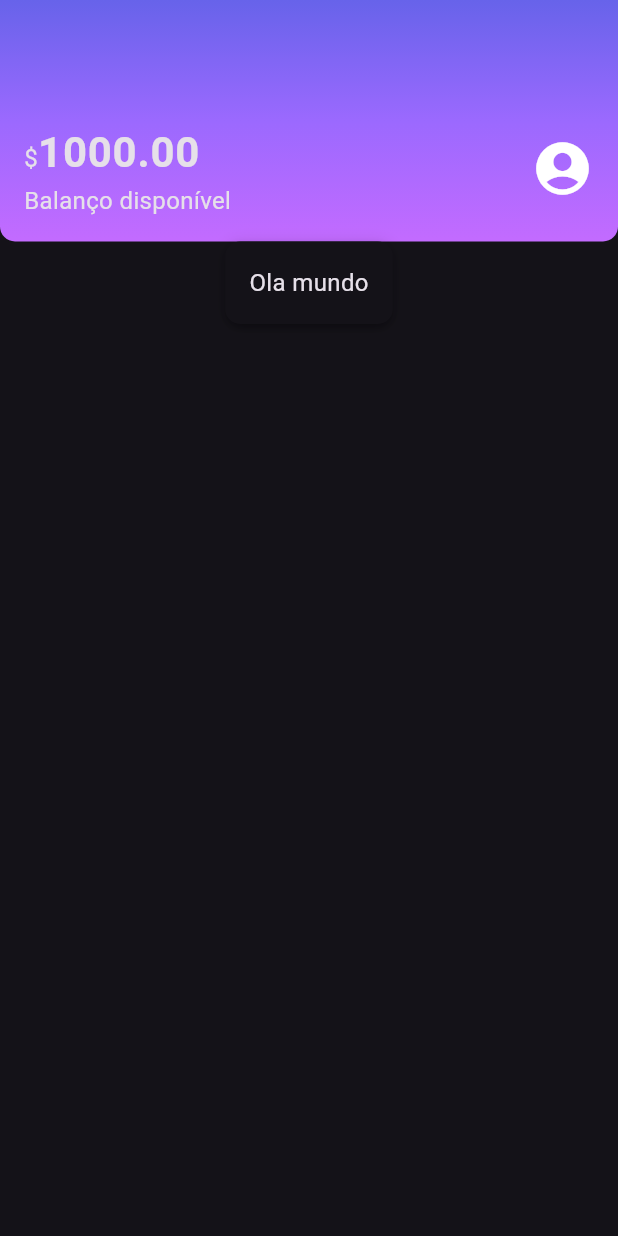
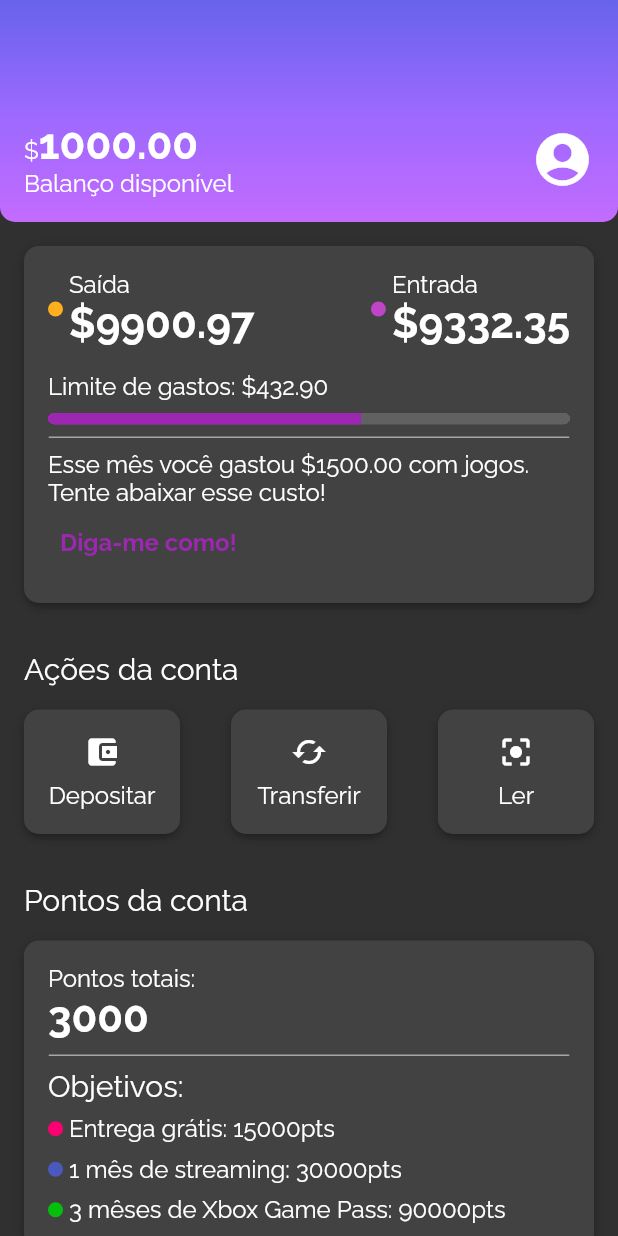
Before and after one commit to TallysWiterF/BankApp, a Flutter app: the screen it shows after launch, on a phone screen of 412 x 824 dp. Run offline on Flutter 3.47's test engine with Material 3 defaults, Android fonts, the phone set to English and light mode, and no system bars.

Commit message:
Inclusão de novas sessões
Inclusão das sessões de Ações da Conta e Pontos da Conta.

```diff
--- a/lib/components/box_card.dart
+++ b/lib/components/box_card.dart
@@ -6,7 +6,7 @@ class BoxCard extends StatelessWidget {
 
   @override
   Widget build(BuildContext context) {
-    return Container(
+    return Ink(
       padding: const EdgeInsets.all(16),
       decoration: BoxDecoration(
           boxShadow: kElevationToShadow[3],
--- /dev/null
+++ b/lib/components/color_dot.dart
@@ -0,0 +1,18 @@
+import 'package:flutter/material.dart';
+
+class ColorDot extends StatelessWidget {
+  final Color? color;
+  const ColorDot({Key? key, required this.color}) : super(key: key);
+
+  @override
+  Widget build(BuildContext context) {
+    return Container(
+      width: 10,
+      height: 10,
+      decoration: BoxDecoration(
+        color: color,
+        borderRadius: BorderRadius.circular(10),
+      ),
+    );
+  }
+}
--- /dev/null
+++ b/lib/components/content_division.dart
@@ -0,0 +1,18 @@
+import 'package:bank_app/themes/themes_colors.dart';
+import 'package:flutter/material.dart';
+
+class ContentDivision extends StatelessWidget {
+  const ContentDivision({Key? key}) : super(key: key);
+
+  @override
+  Widget build(BuildContext context) {
+    return Container(
+      height: 1,
+      decoration: BoxDecoration(
+        border: Border.all(
+          color: ThemeColors.division,
+        ),
+      ),
+    );
+  }
+}
--- /dev/null
+++ b/lib/components/sections/account_actions.dart
@@ -0,0 +1,84 @@
+import 'package:bank_app/components/box_card.dart';
+import 'package:flutter/material.dart';
+
+class AccountActions extends StatelessWidget {
+  const AccountActions({Key? key}) : super(key: key);
+
+  @override
+  Widget build(BuildContext context) {
+    return Padding(
+      padding: const EdgeInsets.all(16),
+      child: Column(
+        crossAxisAlignment: CrossAxisAlignment.start,
+        children: [
+          Padding(
+            padding: const EdgeInsets.only(bottom: 16.0),
+            child: Text(
+              "Ações da conta",
+              style: Theme.of(context).textTheme.titleMedium,
+            ),
+          ),
+          Row(
+            mainAxisAlignment: MainAxisAlignment.spaceBetween,
+            children: [
+              InkWell(
+                onTap: () {},
+                child: const BoxCard(
+                  boxContent: _AccountActionsContent(
+                    icon: Icon(Icons.account_balance_wallet),
+                    text: "Depositar",
+                  ),
+                ),
+              ),
+              InkWell(
+                onTap: () {},
+                child: const BoxCard(
+                  boxContent: _AccountActionsContent(
+                    icon: Icon(Icons.cached),
+                    text: "Transferir",
+                  ),
+                ),
+              ),
+              InkWell(
+                onTap: () {},
+                child: const BoxCard(
+                  boxContent: _AccountActionsContent(
+                    icon: Icon(Icons.center_focus_strong),
+                    text: "Ler",
+                  ),
+                ),
+              ),
+            ],
+          )
+        ],
+      ),
+    );
+  }
+}
+
+class _AccountActionsContent extends StatelessWidget {
+  final Icon icon;
+  final String text;
+
+  const _AccountActionsContent({
+    Key? key,
+    required this.icon,
+    required this.text,
+  }) : super(key: key);
+
+  @override
+  Widget build(BuildContext context) {
+    return SizedBox(
+      width: 72,
+      child: Column(
+        children: [
+          Padding(
+            padding: const EdgeInsets.only(bottom: 8.0),
+            child: icon,
+          ),
+          Text(text),
+        ],
+      ),
+    );
+  }
+}
--- /dev/null
+++ b/lib/components/sections/account_points.dart
@@ -0,0 +1,102 @@
+import 'package:bank_app/components/box_card.dart';
+import 'package:bank_app/components/color_dot.dart';
+import 'package:bank_app/components/content_division.dart';
+import 'package:bank_app/themes/themes_colors.dart';
+import 'package:flutter/material.dart';
+
+class AccountPoints extends StatelessWidget {
+  const AccountPoints({Key? key}) : super(key: key);
+
+  @override
+  Widget build(BuildContext context) {
+    return Padding(
+      padding: const EdgeInsets.all(16),
+      child: Column(
+        crossAxisAlignment: CrossAxisAlignment.start,
+        children: [
+          Padding(
+            padding: const EdgeInsets.only(bottom: 16.0),
+            child: Text(
+              "Pontos da conta",
+              style: Theme.of(context).textTheme.titleMedium,
+            ),
+          ),
+          const Column(
+            crossAxisAlignment: CrossAxisAlignment.start,
+            children: [
+              BoxCard(boxContent: _AccountPointsContent()),
+            ],
+          ),
+        ],
+      ),
+    );
+  }
+}
+
+class _AccountPointsContent extends StatelessWidget {
+  const _AccountPointsContent({Key? key}) : super(key: key);
+
+  @override
+  Widget build(BuildContext context) {
+    return Column(
+      crossAxisAlignment: CrossAxisAlignment.start,
+      children: [
+        const Text("Pontos totais:"),
+        Text(
+          "3000",
+          style: Theme.of(context).textTheme.bodyLarge,
+        ),
+        const Padding(
+          padding: EdgeInsets.only(top: 8.0, bottom: 8.0),
+          child: ContentDivision(),
+        ),
+        Text(
+          "Objetivos:",
+          style: Theme.of(context).textTheme.titleMedium,
+        ),
+        Padding(
+          padding: const EdgeInsets.only(top: 8.0),
+          child: Row(
+            children: [
+              Padding(
+                padding: const EdgeInsets.only(right: 4.0),
+                child: ColorDot(
+                  color: ThemeColors.accountPoints['freeDelivery'],
+                ),
+              ),
+              const Text("Entrega grátis: 15000pts"),
+            ],
+          ),
+        ),
+        Padding(
+          padding: const EdgeInsets.only(top: 8.0),
+          child: Row(
+            children: [
+              Padding(
+                padding: const EdgeInsets.only(right: 4.0),
+                child: ColorDot(
+                  color: ThemeColors.accountPoints['streaming'],
+                ),
+              ),
+              const Text("1 mês de streaming: 30000pts"),
+            ],
+          ),
+        ),
+        Padding(
+          padding: const EdgeInsets.only(top: 8.0),
+          child: Row(
+            children: [
+              Padding(
+                padding: const EdgeInsets.only(right: 4.0),
+                child: ColorDot(
+                  color: ThemeColors.accountPoints['xbox'],
+                ),
+              ),
+              const Text("3 mêses de Xbox Game Pass: 90000pts"),
+            ],
+          ),
+        ),
+      ],
+    );
+  }
+}
--- /dev/null
+++ b/lib/components/sections/recent_activity.dart
@@ -0,0 +1,108 @@
+import 'package:bank_app/components/box_card.dart';
+import 'package:bank_app/components/color_dot.dart';
+import 'package:bank_app/components/content_division.dart';
+import 'package:bank_app/themes/themes_colors.dart';
+import 'package:flutter/material.dart';
+
+class RecentActivity extends StatelessWidget {
+  const RecentActivity({Key? key}) : super(key: key);
+
+  @override
+  Widget build(BuildContext context) {
+    return const Padding(
+      padding: EdgeInsets.all(16),
+      child: BoxCard(boxContent: _RecentActivityContent()),
+    );
+  }
+}
+
+class _RecentActivityContent extends StatelessWidget {
+  const _RecentActivityContent({Key? key}) : super(key: key);
+
+  @override
+  Widget build(BuildContext context) {
+    return Column(
+      crossAxisAlignment: CrossAxisAlignment.start,
+      children: [
+        Row(
+          mainAxisAlignment: MainAxisAlignment.spaceBetween,
+          children: [
+            Row(
+              children: [
+                Padding(
+                  padding: const EdgeInsets.only(right: 4.0),
+                  child: ColorDot(
+                    color: ThemeColors.recentActivity['spent'],
+                  ),
+                ),
+                Column(
+                  crossAxisAlignment: CrossAxisAlignment.start,
+                  children: [
+                    const Text('Saída'),
+                    Text(
+                      '\$9900.97',
+                      style: Theme.of(context).textTheme.bodyLarge,
+                    ),
+                  ],
+                )
+              ],
+            ),
+            Row(
+              children: [
+                Padding(
+                  padding: const EdgeInsets.only(right: 4.0),
+                  child: ColorDot(
+                    color: ThemeColors.recentActivity['income'],
+                  ),
+                ),
+                Column(
+                  crossAxisAlignment: CrossAxisAlignment.start,
+                  children: [
+                    const Text('Entrada'),
+                    Text(
+                      '\$9332.35',
+                      style: Theme.of(context).textTheme.bodyLarge,
+                    ),
+                  ],
+                )
+              ],
+            ),
+          ],
+        ),
+        const Padding(
+          padding: EdgeInsets.only(
+            top: 16,
+            bottom: 8,
+          ),
+          child: Text("Limite de gastos: \$432.90"),
+        ),
+        Container(
+          clipBehavior: Clip.hardEdge,
+          decoration: BoxDecoration(
+            borderRadius: BorderRadius.circular(5),
+          ),
+          child: const LinearProgressIndicator(
+            value: 0.6,
+            minHeight: 8,
+          ),
+        ),
+        const Padding(
+          padding: EdgeInsets.only(top: 8.0, bottom: 8.0),
+          child: ContentDivision(),
+        ),
+        const Text(
+            'Esse mês você gastou \$1500.00 com jogos. Tente abaixar esse custo!'),
+        TextButton(
+          onPressed: () {},
+          child: const Text(
+            'Diga-me como!',
+            style: TextStyle(
+              fontSize: 16,
+              fontWeight: FontWeight.bold,
+            ),
+          ),
+        ),
+      ],
+    );
+  }
+}
--- a/lib/screens/home.dart
+++ b/lib/screens/home.dart
@@ -1,5 +1,7 @@
-import 'package:bank_app/components/box_card.dart';
+import 'package:bank_app/components/sections/account_actions.dart';
+import 'package:bank_app/components/sections/account_points.dart';
 import 'package:bank_app/components/sections/header.dart';
+import 'package:bank_app/components/sections/recent_activity.dart';
 import 'package:flutter/material.dart';
 
 class Home extends StatelessWidget {
@@ -9,7 +11,20 @@ class Home extends StatelessWidget {
   Widget build(BuildContext context) {
     return const Scaffold(
       body: Column(
-        children: <Widget>[Header(), BoxCard(boxContent: Text("Ola mundo"))],
+        children: [
+          Header(),
+          Expanded(
+            child: SingleChildScrollView(
+              child: Column(
+                children: <Widget>[
+                  RecentActivity(),
+                  AccountActions(),
+                  AccountPoints(),
+                ],
+              ),
+            ),
+          )
+        ],
       ),
     );
   }
--- a/lib/themes/primary_theme.dart
+++ b/lib/themes/primary_theme.dart
@@ -3,10 +3,11 @@ import 'package:flutter/material.dart';
 
 // ignore: non_constant_identifier_names
 ThemeData PrimaryTheme = ThemeData(
-  useMaterial3: true,
+  useMaterial3: false,
   primarySwatch: ThemeColors.primaryColor,
   primaryColor: ThemeColors.primaryColor,
   brightness: Brightness.dark,
+  fontFamily: 'Raleway',
   textTheme: const TextTheme(
     bodyMedium: TextStyle(
       fontSize: 16,
@@ -15,5 +16,9 @@ ThemeData PrimaryTheme = ThemeData(
       fontSize: 28,
       fontWeight: FontWeight.bold,
     ),
+    titleMedium: TextStyle(
+      fontSize: 20,
+      fontWeight: FontWeight.normal,
+    ),
   ),
 );
--- a/lib/themes/themes_colors.dart
+++ b/lib/themes/themes_colors.dart
@@ -7,4 +7,16 @@ class ThemeColors {
     Color.fromRGBO(155, 105, 254, 1),
     Color.fromRGBO(195, 107, 255, 1),
   ];
+  static const recentActivity = {
+    'spent': Color.fromRGBO(255, 175, 29, 1.0),
+    'income': Color.fromRGBO(191, 69, 198, 1.0),
+  };
+
+  static const accountPoints = {
+    'freeDelivery': Color.fromRGBO(250, 0, 112, 1.0),
+    'streaming': Color.fromRGBO(75, 89, 191, 1.0),
+    'xbox': Color.fromRGBO(4, 192, 13, 1),
+  };
+
+  static const division = Color.fromRGBO(166, 166, 166, 1.0);
 }
```
Also changed, not shown: pubspec.yaml (+7 -0 lines), fonts/Raleway-Bold.ttf (added), fonts/Raleway-Regular.ttf (added).
